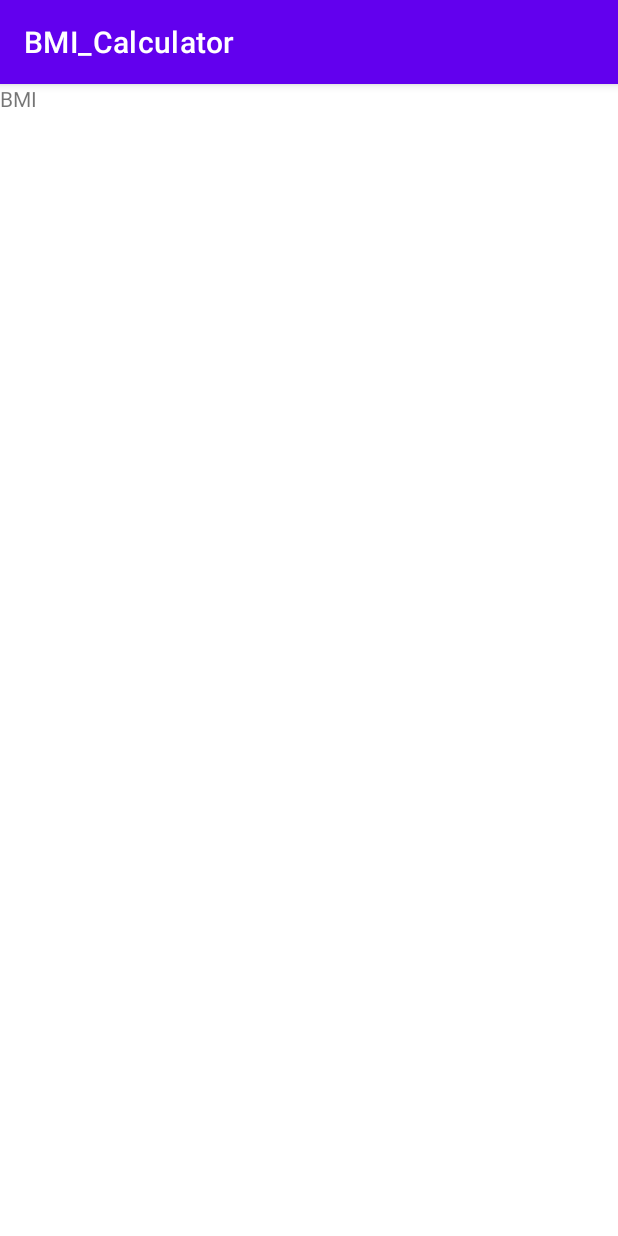
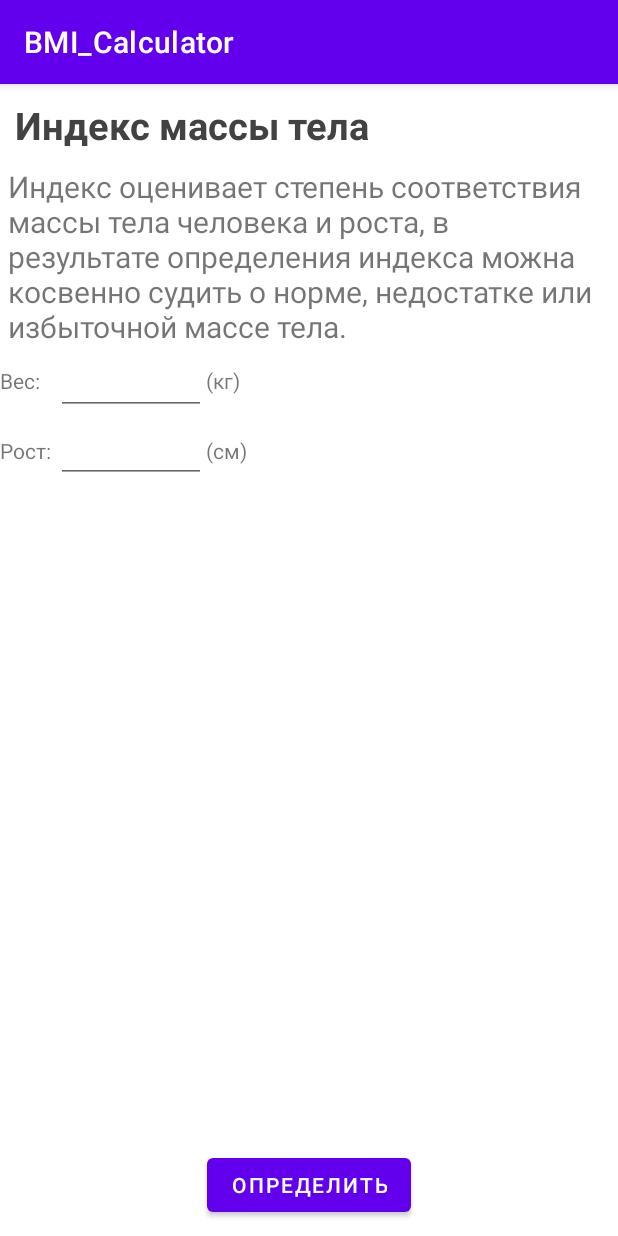
Before and after one commit to wellWINeo/BMI_Calculator, an Android app: the BMI screen opened directly, with no data from a screen before it, on a phone screen of 412 x 824 dp. Run offline under Robolectric (Android 15) with nearby library versions, the phone set to English and light mode, and no system bars.

Commit message:
add fragment for bmi calculator

```diff
--- a/app/src/main/res/layout/fragment_b_m_i.xml
+++ b/app/src/main/res/layout/fragment_b_m_i.xml
@@ -1,14 +1,77 @@
 <?xml version="1.0" encoding="utf-8"?>
-<FrameLayout xmlns:android="http://schemas.android.com/apk/res/android"
+<androidx.constraintlayout.widget.ConstraintLayout xmlns:android="http://schemas.android.com/apk/res/android"
+    xmlns:app="http://schemas.android.com/apk/res-auto"
     xmlns:tools="http://schemas.android.com/tools"
     android:layout_width="match_parent"
     android:layout_height="match_parent"
     tools:context=".CalculateFragments.BMI">
 
-    <!-- TODO: Update blank fragment layout -->
     <TextView
+        android:id="@+id/bmiTitle"
+        android:layout_width="wrap_content"
+        android:layout_height="wrap_content"
+        android:layout_marginTop="10dp"
+        android:layout_marginStart="10dp"
+        android:text="Индекс массы тела"
+        android:textSize="25sp"
+        android:textColor="@color/cardview_dark_background"
+        android:textStyle="bold"
+        app:layout_constraintStart_toStartOf="parent"
+        app:layout_constraintTop_toTopOf="parent" />
+
+    <TextView
+        android:id="@+id/bmiDescription"
         android:layout_width="match_parent"
-        android:layout_height="match_parent"
-        android:text="BMI" />
+        android:layout_height="wrap_content"
+        android:layout_marginTop="10dp"
+        android:layout_marginStart="5dp"
+        android:layout_marginEnd="5dp"
+        android:text="Индекс оценивает степень соответствия массы тела человека и роста, в результате определения индекса можна косвенно судить о норме, недостатке или избыточной массе тела."
+        android:textSize="20sp"
+        app:layout_constraintEnd_toEndOf="parent"
+        app:layout_constraintStart_toStartOf="parent"
+        app:layout_constraintTop_toBottomOf="@+id/bmiTitle" />
 
-</FrameLayout>
+    <TableLayout
+        android:layout_width="match_parent"
+        android:layout_height="wrap_content"
+        android:gravity="left"
+        app:layout_constraintEnd_toEndOf="parent"
+        app:layout_constraintStart_toStartOf="parent"
+        app:layout_constraintTop_toBottomOf="@+id/bmiDescription">
+
+        <TableRow android:gravity="center_vertical">
+
+            <TextView android:text="Вес: " />
+
+            <EditText
+                android:id="@+id/bmiBodyWeight"
+                android:width="100dp"
+                android:inputType="numberSigned"/>
+
+            <TextView android:text="(кг)" />
+        </TableRow>
+
+        <TableRow>
+
+            <TextView android:text="Рост: " />
+
+            <EditText
+                android:id="@+id/bmiBodyHeight"
+                android:width="100dp"
+                android:inputType="numberSigned" />
+            <TextView android:text="(см)" />
+        </TableRow>
+    </TableLayout>
+
+    <Button
+        android:id="@+id/bmiCalculateButton"
+        android:layout_width="wrap_content"
+        android:layout_height="wrap_content"
+        app:layout_constraintBottom_toBottomOf="parent"
+        app:layout_constraintEnd_toEndOf="parent"
+        app:layout_constraintStart_toStartOf="parent"
+        android:layout_marginBottom="10dp"
+        android:text="Определить"/>
+
+</androidx.constraintlayout.widget.ConstraintLayout>
```
